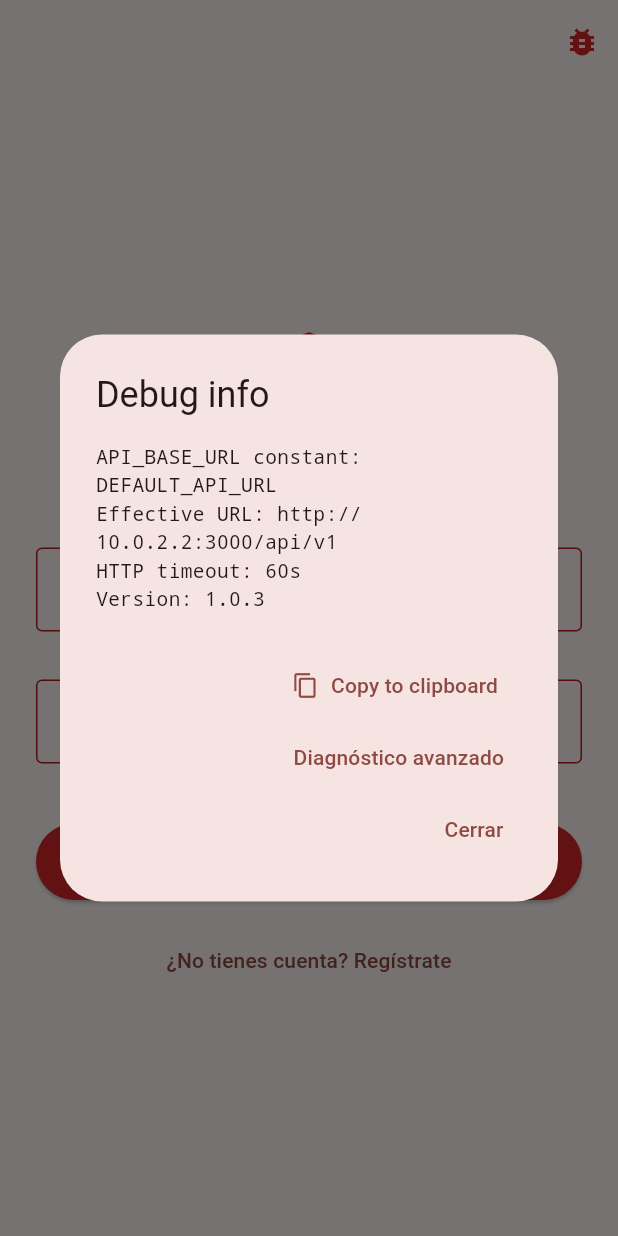
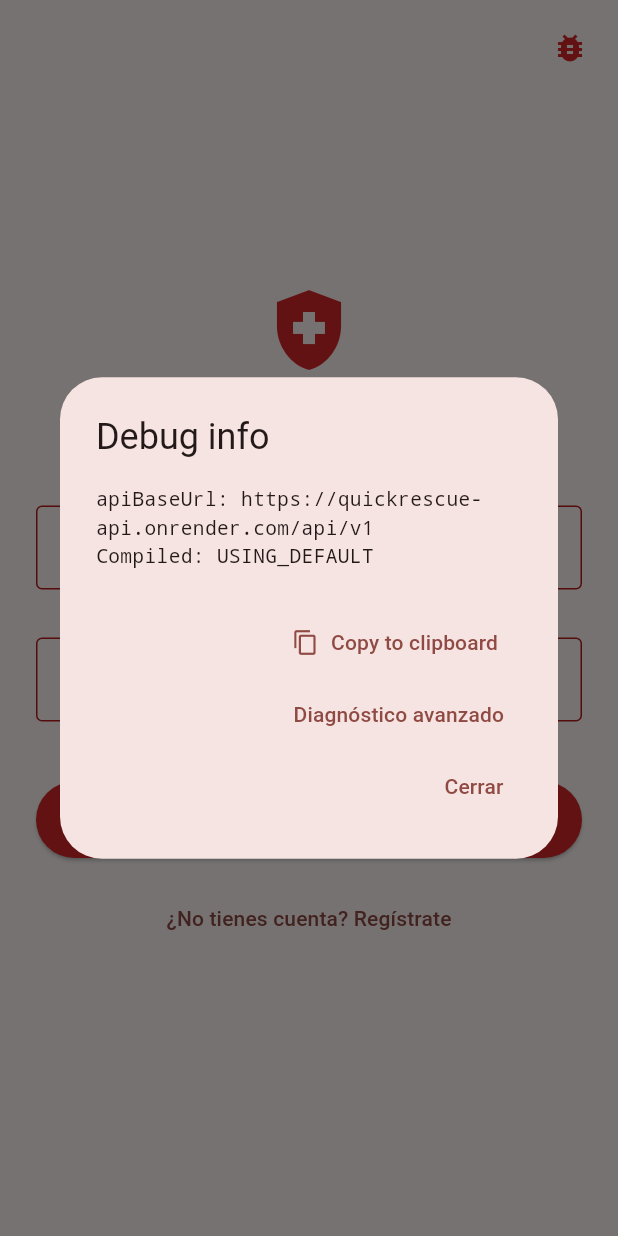
Before and after one commit to frankichi/quickrescue, a Flutter app: the screen it shows after launch, after a tap on "Ingresar", after a tap on the "bug report" icon, on a phone screen of 412 x 824 dp. Run offline on Flutter 3.47's test engine with Material 3 defaults, Android fonts, the phone set to English and light mode, and no system bars; our stand-ins replace flutter_map, geolocator, latlong2, permission_handler, shared_preferences; missing offline and left inert: mobile_scanner; accounts and stored records are empty; network calls fail.

Commit message:
fix(mobile): usar dart-define en vez de sed para API_BASE_URL + diagnóstico

```diff
--- a/mobile/lib/config/app_config.dart
+++ b/mobile/lib/config/app_config.dart
@@ -1,35 +1,17 @@
-/// Constantes de configuración global.
-///
-/// IMPORTANTE: en CI/CD (GitHub Actions) el placeholder `DEFAULT_API_URL`
-/// se reemplaza con el secret `API_BASE_URL` antes de compilar.
-/// Ver `.github/workflows/build-apk.yml`.
 class AppConfig {
-  /// Versión visible del APK (la oficial está en pubspec.yaml).
-  static const String appVersion = '1.0.3';
-
-  /// URL base del backend (incluyendo /api/v1).
+  // dart-define se inyecta en compile time. Si no se pasa, usa el default.
   static const String apiBaseUrl = String.fromEnvironment(
     'API_BASE_URL',
-    defaultValue: 'DEFAULT_API_URL',
+    defaultValue: 'https://quickrescue-api.onrender.com/api/v1',
   );
 
-  /// Si la URL contiene el placeholder, asumimos desarrollo local en el
-  /// emulador Android (10.0.2.2 = localhost del host).
-  static String get effectiveApiUrl =>
-      apiBaseUrl == 'DEFAULT_API_URL'
-        ? 'http://10.0.2.2:3000/api/v1'
-        : apiBaseUrl;
+  // Ya no usamos placeholder con sed. El default es directamente la URL real.
+  static String get effectiveApiUrl => apiBaseUrl;
 
-  /// Timeout HTTP general. 60s es un balance entre tolerar el cold start
-  /// del free tier de Render (~30-50s tras 15min de sueño) y no dejar al
-  /// usuario esperando demasiado en una app de emergencia.
   static const Duration httpTimeout = Duration(seconds: 60);
 
-  /// Snapshot de configuración para diagnóstico en producción.
   static String debugInfo() {
-    return 'API_BASE_URL constant: $apiBaseUrl\n'
-           'Effective URL: $effectiveApiUrl\n'
-           'HTTP timeout: ${httpTimeout.inSeconds}s\n'
-           'Version: $appVersion';
+    return 'apiBaseUrl: $apiBaseUrl\n'
+           'Compiled: ${const String.fromEnvironment("API_BASE_URL", defaultValue: "USING_DEFAULT")}';
   }
 }
--- a/mobile/lib/screens/login_screen.dart
+++ b/mobile/lib/screens/login_screen.dart
@@ -12,11 +12,9 @@ class LoginScreen extends StatefulWidget {
 
 class _LoginScreenState extends State<LoginScreen> {
   // Mensajes progresivos del botón cargando.
-  static const _msgInicial      = 'Ingresando…';
-  static const _msg5s           = 'Conectando con el servidor…';
-  static const _msg20s          = 'El servidor está despertando, un momento…';
-  static const _msg45s          = 'Está tardando más de lo esperado. Si tienes UptimeRobot configurado, esto no debería pasar.';
-  static const _msgTimeoutFinal = 'No se pudo conectar al servidor. Verifica tu internet o intenta de nuevo.';
+  static const _msgInicial = 'Conectando…';
+  static const _msg8s      = 'Despertando servidor…';
+  static const _msg30s     = 'Esto está tardando demasiado, verifica tu conexión';
 
   final _form = GlobalKey<FormState>();
   final _email = TextEditingController();
@@ -45,9 +43,8 @@ class _LoginScreenState extends State<LoginScreen> {
         if (mounted && _cargando) setState(() => _txtCargando = txt);
       }));
     }
-    programar(const Duration(seconds: 5),  _msg5s);
-    programar(const Duration(seconds: 20), _msg20s);
-    programar(const Duration(seconds: 45), _msg45s);
+    programar(const Duration(seconds: 8),  _msg8s);
+    programar(const Duration(seconds: 30), _msg30s);
   }
 
   Future<void> _login() async {
@@ -66,9 +63,7 @@ class _LoginScreenState extends State<LoginScreen> {
       Navigator.pushReplacementNamed(context, '/home');
     } catch (e, stack) {
       if (!mounted) return;
-      final detalles = _detallarError(e);
-      setState(() => _error = detalles);
-      // Además del banner inline, snackbar con la URL diagnóstica.
+      setState(() => _error = _detallarError(e));
       ScaffoldMessenger.of(context).showSnackBar(
         SnackBar(
           duration: const Duration(seconds: 8),
@@ -78,7 +73,7 @@ class _LoginScreenState extends State<LoginScreen> {
             style: const TextStyle(fontSize: 12, color: Colors.white),
           ),
           action: SnackBarAction(
-            label: 'Detalle',
+            label: 'Stack',
             textColor: Colors.white,
             onPressed: () => _mostrarStackTrace(e, stack),
           ),
@@ -95,9 +90,11 @@ class _LoginScreenState extends State<LoginScreen> {
     final url  = AppConfig.effectiveApiUrl;
     String contexto;
     if (e is TimeoutException) {
-      contexto = '$_msgTimeoutFinal\nEl servidor no respondió.';
+      contexto = 'El servidor no respondió a tiempo (timeout ${AppConfig.httpTimeout.inSeconds}s).';
     } else if (e is SocketException) {
       contexto = 'Error de red — verifica tu conexión a internet.';
+    } else if (e is FormatException) {
+      contexto = 'Respuesta del servidor inválida (FormatException). ¿La URL apunta a un backend correcto?';
     } else {
       contexto = e.toString();
     }
@@ -111,7 +108,8 @@ class _LoginScreenState extends State<LoginScreen> {
       builder: (ctx) => AlertDialog(
         title: const Text('Stack trace'),
         content: SingleChildScrollView(
-          child: SelectableText(txt, style: const TextStyle(fontSize: 11, fontFamily: 'monospace')),
+          child: SelectableText(txt,
+              style: const TextStyle(fontSize: 11, fontFamily: 'monospace')),
         ),
         actions: [
           TextButton.icon(
@@ -169,20 +167,10 @@ class _LoginScreenState extends State<LoginScreen> {
   @override
   Widget build(BuildContext context) {
     return Scaffold(
-      appBar: AppBar(
-        backgroundColor: Colors.transparent,
-        elevation: 0,
-        actions: [
-          IconButton(
-            icon: const Icon(Icons.bug_report, color: Color(0xFFD62828)),
-            tooltip: 'Debug',
-            onPressed: _abrirDebugDialog,
-          ),
-        ],
-      ),
-      extendBodyBehindAppBar: true,
       body: SafeArea(
-        child: Center(
+        child: Stack(
+          children: [
+            Center(
               child: SingleChildScrollView(
                 padding: const EdgeInsets.all(24),
                 child: Form(
@@ -269,6 +257,17 @@ class _LoginScreenState extends State<LoginScreen> {
                 ),
               ),
             ),
+            // Botón de bug en esquina superior derecha, visible sin login.
+            Positioned(
+              top: 8, right: 8,
+              child: IconButton(
+                icon: const Icon(Icons.bug_report, color: Color(0xFFD62828)),
+                tooltip: 'Debug',
+                onPressed: _abrirDebugDialog,
+              ),
+            ),
+          ],
+        ),
       ),
     );
   }
```
Also changed, not shown: 1 other file. Lines whose indentation alone changed are shown as unchanged.
